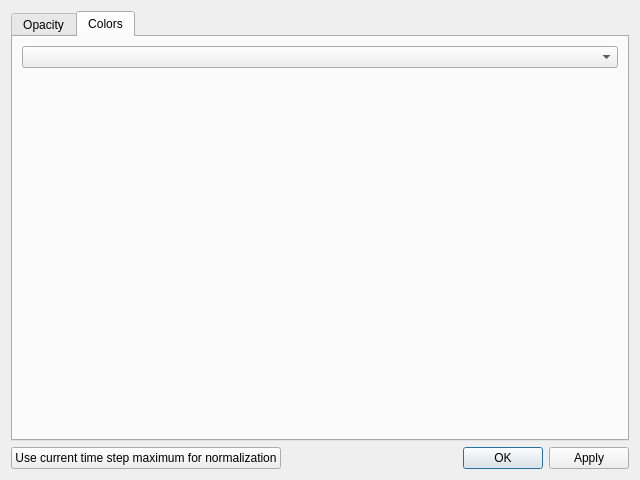
The window that VisualPIC/Views/editVolumeVTKWindow.ui (AngelFP/VisualPIC) describes before a commit, drawn with Qt 5.
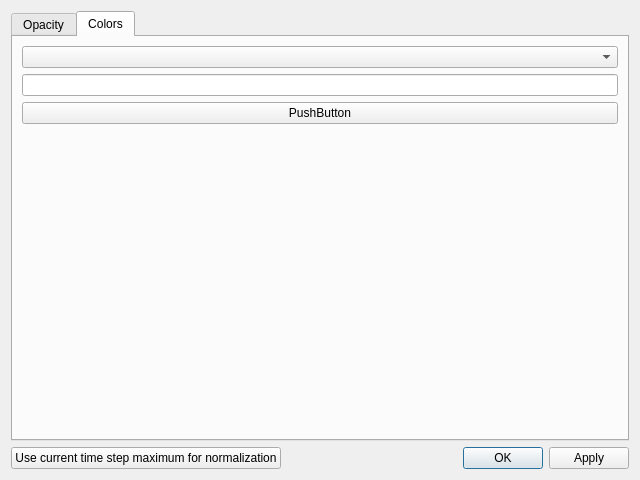
The same window after the commit. The open tabs and pages were chosen to show the change.

Commit message: Added temporary way of manually setting a normalization factor.

```diff
--- a/VisualPIC/Views/editVolumeVTKWindow.ui
+++ b/VisualPIC/Views/editVolumeVTKWindow.ui
@@ -39,6 +39,16 @@
        <item>
         <widget class="QComboBox" name="colorMap_comboBox"/>
        </item>
+       <item>
+        <widget class="QLineEdit" name="norm_lineEdit"/>
+       </item>
+       <item>
+        <widget class="QPushButton" name="norm_pushButton">
+         <property name="text">
+          <string>PushButton</string>
+         </property>
+        </widget>
+       </item>
        <item>
         <widget class="QWidget" name="colorsWidget" native="true">
          <layout class="QHBoxLayout" name="colorsWidgetLayout"/>
```
Left out of the diff: 2 changed lines with no effect on the pictures. The commit also changes 1 other file.
